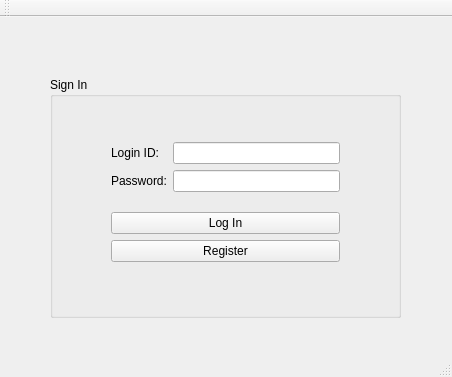
First picture: the form in mainwindow.ui, repository MdTeach/KU_EL, before the edit.
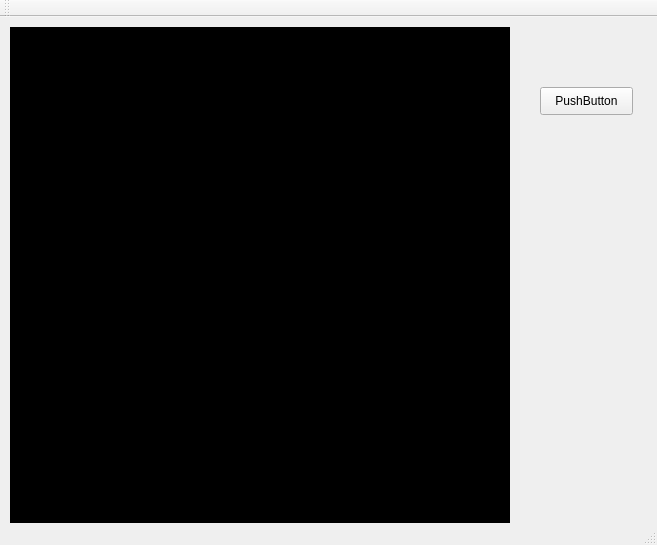
Second picture: the form after the edit. Icons and pictures are not drawn.

Patch:
```diff
--- a/mainwindow.ui
+++ b/mainwindow.ui
@@ -6,8 +6,8 @@
    <rect>
     <x>0</x>
     <y>0</y>
-    <width>452</width>
-    <height>377</height>
+    <width>657</width>
+    <height>545</height>
    </rect>
   </property>
   <property name="windowTitle">
@@ -19,85 +19,6 @@
 }</string>
   </property>
   <widget class="QWidget" name="centralWidget">
-   <widget class="QGroupBox" name="groupBox">
-    <property name="geometry">
-     <rect>
-      <x>50</x>
-      <y>60</y>
-      <width>351</width>
-      <height>241</height>
-     </rect>
-    </property>
-    <property name="title">
-     <string>Sign In</string>
-    </property>
-    <widget class="QWidget" name="layoutWidget">
-     <property name="geometry">
-      <rect>
-       <x>50</x>
-       <y>40</y>
-       <width>251</width>
-       <height>171</height>
-      </rect>
-     </property>
-     <layout class="QVBoxLayout" name="verticalLayout_4">
-      <item>
-       <layout class="QHBoxLayout" name="horizontalLayout">
-        <item>
-         <layout class="QVBoxLayout" name="verticalLayout_3">
-          <item>
-           <widget class="QLabel" name="label">
-            <property name="text">
-             <string>Login ID:</string>
-            </property>
-           </widget>
-          </item>
-          <item>
-           <widget class="QLabel" name="label_2">
-            <property name="text">
-             <string>Password:</string>
-            </property>
-           </widget>
-          </item>
-         </layout>
-        </item>
-        <item>
-         <layout class="QVBoxLayout" name="verticalLayout">
-          <item>
-           <widget class="QLineEdit" name="lineEdit_userName"/>
-          </item>
-          <item>
-           <widget class="QLineEdit" name="lineEdit_password">
-            <property name="echoMode">
-             <enum>QLineEdit::Password</enum>
-            </property>
-           </widget>
-          </item>
-         </layout>
-        </item>
-       </layout>
-      </item>
-      <item>
-       <layout class="QVBoxLayout" name="verticalLayout_2">
-        <item>
-         <widget class="QPushButton" name="pushButton_Login">
-          <property name="text">
-           <string>Log In</string>
-          </property>
-         </widget>
-        </item>
-        <item>
-         <widget class="QPushButton" name="pushButton_Login_2">
-          <property name="text">
-           <string>Register</string>
-          </property>
-         </widget>
-        </item>
-       </layout>
-      </item>
-     </layout>
-    </widget>
-   </widget>
    <widget class="QLabel" name="label_4">
     <property name="geometry">
      <rect>
@@ -114,6 +35,46 @@
      <pixmap>1557908704367.png</pixmap>
     </property>
    </widget>
+   <widget class="QStackedWidget" name="mainStack">
+    <property name="geometry">
+     <rect>
+      <x>10</x>
+      <y>10</y>
+      <width>500</width>
+      <height>500</height>
+     </rect>
+    </property>
+    <property name="minimumSize">
+     <size>
+      <width>500</width>
+      <height>500</height>
+     </size>
+    </property>
+    <property name="maximumSize">
+     <size>
+      <width>500</width>
+      <height>500</height>
+     </size>
+    </property>
+    <property name="styleSheet">
+     <string notr="true">background-color: rgb(0, 0, 0);</string>
+    </property>
+    <widget class="QWidget" name="page"/>
+    <widget class="QWidget" name="page_2"/>
+   </widget>
+   <widget class="QPushButton" name="pushButton">
+    <property name="geometry">
+     <rect>
+      <x>540</x>
+      <y>70</y>
+      <width>93</width>
+      <height>28</height>
+     </rect>
+    </property>
+    <property name="text">
+     <string>PushButton</string>
+    </property>
+   </widget>
   </widget>
   <widget class="QToolBar" name="mainToolBar">
    <attribute name="toolBarArea">
```
